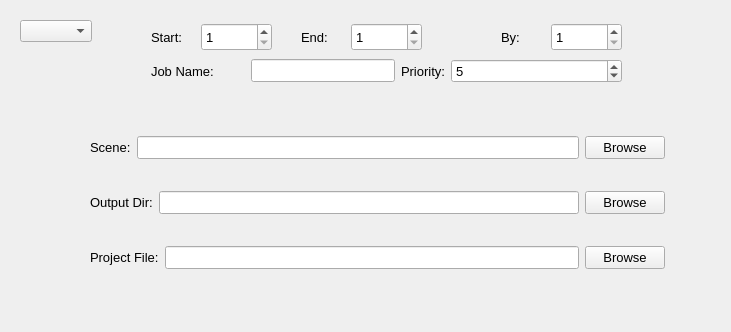
The window that QtDesigner/DropDowntest.ui (opalmer/pyfarm) describes before a commit, drawn with Qt 5.
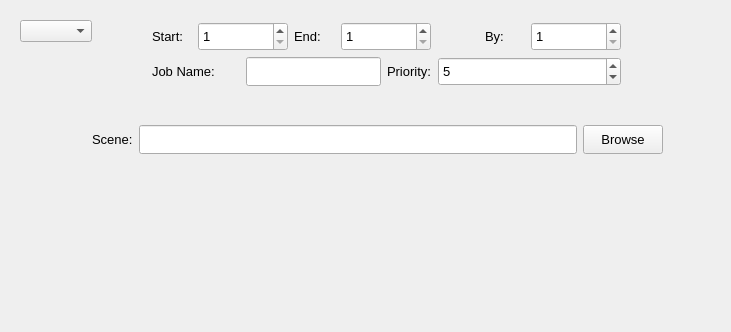
The same window after the commit. The open tabs and pages were chosen to show the change.

Commit message: Continued work on program discovery and gui

```diff
--- a/QtDesigner/DropDowntest.ui
+++ b/QtDesigner/DropDowntest.ui
@@ -224,20 +224,15 @@
     </widget>
    </widget>
    <widget class="QWidget" name="houdiniSettings" >
-    <widget class="QWidget" name="layoutWidget_2" >
-     <property name="geometry" >
-      <rect>
-       <x>50</x>
-       <y>40</y>
-       <width>575</width>
-       <height>186</height>
-      </rect>
-     </property>
-     <layout class="QVBoxLayout" name="verticalLayout_2" >
-      <item>
-       <layout class="QHBoxLayout" name="horizontalLayout_2" >
-        <item>
          <widget class="QLabel" name="sceneLabel_2" >
+     <property name="geometry" >
+      <rect>
+       <x>52</x>
+       <y>42</y>
+       <width>41</width>
+       <height>55</height>
+      </rect>
+     </property>
           <property name="font" >
            <font>
             <pointsize>10</pointsize>
@@ -249,9 +244,15 @@
            <string>Scene:</string>
           </property>
          </widget>
-        </item>
-        <item>
          <widget class="QLineEdit" name="houdiniFile" >
+     <property name="geometry" >
+      <rect>
+       <x>99</x>
+       <y>55</y>
+       <width>438</width>
+       <height>29</height>
+      </rect>
+     </property>
           <property name="font" >
            <font>
             <pointsize>10</pointsize>
@@ -266,9 +267,15 @@
            <string/>
           </property>
          </widget>
-        </item>
-        <item>
          <widget class="QPushButton" name="houdiniBrowseForScene" >
+     <property name="geometry" >
+      <rect>
+       <x>543</x>
+       <y>55</y>
+       <width>80</width>
+       <height>29</height>
+      </rect>
+     </property>
           <property name="font" >
            <font>
             <pointsize>10</pointsize>
@@ -282,100 +289,6 @@
           <property name="text" >
            <string>Browse</string>
           </property>
-         </widget>
-        </item>
-       </layout>
-      </item>
-      <item>
-       <layout class="QHBoxLayout" name="horizontalLayout_7" >
-        <item>
-         <widget class="QLabel" name="outDirLabel_2" >
-          <property name="font" >
-           <font>
-            <pointsize>10</pointsize>
-            <weight>50</weight>
-            <bold>false</bold>
-           </font>
-          </property>
-          <property name="text" >
-           <string>Output Dir:</string>
-          </property>
-         </widget>
-        </item>
-        <item>
-         <widget class="QLineEdit" name="mayaOutputDir_2" >
-          <property name="font" >
-           <font>
-            <pointsize>10</pointsize>
-            <weight>50</weight>
-            <bold>false</bold>
-           </font>
-          </property>
-         </widget>
-        </item>
-        <item>
-         <widget class="QPushButton" name="mayaBrowseForOutputDir_2" >
-          <property name="font" >
-           <font>
-            <pointsize>10</pointsize>
-            <weight>50</weight>
-            <bold>false</bold>
-           </font>
-          </property>
-          <property name="text" >
-           <string>Browse</string>
-          </property>
-         </widget>
-        </item>
-       </layout>
-      </item>
-      <item>
-       <layout class="QHBoxLayout" name="horizontalLayout_9" >
-        <item>
-         <widget class="QLabel" name="projectFileLabel_2" >
-          <property name="font" >
-           <font>
-            <pointsize>10</pointsize>
-            <weight>50</weight>
-            <bold>false</bold>
-           </font>
-          </property>
-          <property name="text" >
-           <string>Project File:</string>
-          </property>
-         </widget>
-        </item>
-        <item>
-         <widget class="QLineEdit" name="mayaProjectFile_2" >
-          <property name="font" >
-           <font>
-            <pointsize>10</pointsize>
-            <weight>50</weight>
-            <bold>false</bold>
-           </font>
-          </property>
-         </widget>
-        </item>
-        <item>
-         <widget class="QPushButton" name="mayaBrowseForProject_2" >
-          <property name="font" >
-           <font>
-            <pointsize>10</pointsize>
-            <weight>50</weight>
-            <bold>false</bold>
-           </font>
-          </property>
-          <property name="text" >
-           <string>Browse</string>
-          </property>
-         </widget>
-        </item>
-       </layout>
-      </item>
-      <item>
-       <layout class="QHBoxLayout" name="horizontalLayout_5" />
-      </item>
-     </layout>
     </widget>
    </widget>
    <widget class="QWidget" name="shakeSettings" >
@@ -397,20 +310,38 @@
       <string>SHAKE</string>
      </property>
     </widget>
-   </widget>
-  </widget>
-  <widget class="QWidget" name="layoutWidget" >
+    <widget class="QPushButton" name="shakeBrowseForScript" >
+     <property name="geometry" >
+      <rect>
+       <x>530</x>
+       <y>100</y>
+       <width>80</width>
+       <height>29</height>
+      </rect>
+     </property>
+     <property name="font" >
+      <font>
+       <pointsize>10</pointsize>
+       <weight>50</weight>
+       <bold>false</bold>
+      </font>
+     </property>
+     <property name="statusTip" >
+      <string>Browse for scene to render</string>
+     </property>
+     <property name="text" >
+      <string>Browse</string>
+     </property>
+    </widget>
+    <widget class="QLabel" name="sceneLabel_3" >
    <property name="geometry" >
     <rect>
-     <x>151</x>
-     <y>21</y>
-     <width>471</width>
-     <height>66</height>
-    </rect>
-   </property>
-   <layout class="QGridLayout" name="gridLayout" >
-    <item row="0" column="0" >
-     <widget class="QLabel" name="startFrameLabel" >
+       <x>40</x>
+       <y>87</y>
+       <width>41</width>
+       <height>55</height>
+      </rect>
+     </property>
       <property name="font" >
        <font>
         <pointsize>10</pointsize>
@@ -419,12 +350,61 @@
        </font>
       </property>
       <property name="text" >
-       <string>Start:</string>
-      </property>
-     </widget>
-    </item>
-    <item row="0" column="1" colspan="2" >
+      <string>Script:</string>
+     </property>
+    </widget>
+   </widget>
+  </widget>
+  <widget class="QSpinBox" name="endFrame" >
+   <property name="geometry" >
+    <rect>
+     <x>341</x>
+     <y>22</y>
+     <width>90</width>
+     <height>29</height>
+    </rect>
+   </property>
+   <property name="sizePolicy" >
+    <sizepolicy vsizetype="Fixed" hsizetype="Fixed" >
+     <horstretch>0</horstretch>
+     <verstretch>0</verstretch>
+    </sizepolicy>
+   </property>
+   <property name="minimumSize" >
+    <size>
+     <width>71</width>
+     <height>28</height>
+    </size>
+   </property>
+   <property name="font" >
+    <font>
+     <pointsize>10</pointsize>
+     <weight>50</weight>
+     <bold>false</bold>
+    </font>
+   </property>
+   <property name="statusTip" >
+    <string>Set end frame of job</string>
+   </property>
+   <property name="correctionMode" >
+    <enum>QAbstractSpinBox::CorrectToNearestValue</enum>
+   </property>
+   <property name="minimum" >
+    <number>1</number>
+   </property>
+   <property name="maximum" >
+    <number>999999999</number>
+   </property>
+  </widget>
      <widget class="QSpinBox" name="startFrame" >
+   <property name="geometry" >
+    <rect>
+     <x>198</x>
+     <y>22</y>
+     <width>90</width>
+     <height>29</height>
+    </rect>
+   </property>
       <property name="sizePolicy" >
        <sizepolicy vsizetype="Fixed" hsizetype="Fixed" >
         <horstretch>0</horstretch>
@@ -463,9 +443,35 @@
        <number>1</number>
       </property>
      </widget>
-    </item>
-    <item row="0" column="3" >
+  <widget class="QLabel" name="startFrameLabel" >
+   <property name="geometry" >
+    <rect>
+     <x>152</x>
+     <y>22</y>
+     <width>40</width>
+     <height>29</height>
+    </rect>
+   </property>
+   <property name="font" >
+    <font>
+     <pointsize>10</pointsize>
+     <weight>50</weight>
+     <bold>false</bold>
+    </font>
+   </property>
+   <property name="text" >
+    <string>Start:</string>
+   </property>
+  </widget>
      <widget class="QLabel" name="endFrameLabel" >
+   <property name="geometry" >
+    <rect>
+     <x>294</x>
+     <y>22</y>
+     <width>41</width>
+     <height>29</height>
+    </rect>
+   </property>
       <property name="font" >
        <font>
         <pointsize>10</pointsize>
@@ -477,20 +483,14 @@
        <string>End:</string>
       </property>
      </widget>
-    </item>
-    <item row="0" column="4" colspan="3" >
-     <widget class="QSpinBox" name="endFrame" >
-      <property name="sizePolicy" >
-       <sizepolicy vsizetype="Fixed" hsizetype="Fixed" >
-        <horstretch>0</horstretch>
-        <verstretch>0</verstretch>
-       </sizepolicy>
-      </property>
-      <property name="minimumSize" >
-       <size>
-        <width>71</width>
-        <height>28</height>
-       </size>
+  <widget class="QLabel" name="jobNameLabel" >
+   <property name="geometry" >
+    <rect>
+     <x>152</x>
+     <y>57</y>
+     <width>88</width>
+     <height>29</height>
+    </rect>
       </property>
       <property name="font" >
        <font>
@@ -499,22 +499,19 @@
         <bold>false</bold>
        </font>
       </property>
-      <property name="statusTip" >
-       <string>Set end frame of job</string>
-      </property>
-      <property name="correctionMode" >
-       <enum>QAbstractSpinBox::CorrectToNearestValue</enum>
-      </property>
-      <property name="minimum" >
-       <number>1</number>
-      </property>
-      <property name="maximum" >
-       <number>999999999</number>
-      </property>
-     </widget>
-    </item>
-    <item row="0" column="7" >
+   <property name="text" >
+    <string>Job Name:</string>
+   </property>
+  </widget>
      <widget class="QLabel" name="byFrameLabel" >
+   <property name="geometry" >
+    <rect>
+     <x>485</x>
+     <y>22</y>
+     <width>40</width>
+     <height>29</height>
+    </rect>
+   </property>
       <property name="font" >
        <font>
         <pointsize>10</pointsize>
@@ -526,9 +523,15 @@
        <string>By:</string>
       </property>
      </widget>
-    </item>
-    <item row="0" column="8" >
      <widget class="QSpinBox" name="byFrame" >
+   <property name="geometry" >
+    <rect>
+     <x>531</x>
+     <y>22</y>
+     <width>90</width>
+     <height>29</height>
+    </rect>
+   </property>
       <property name="sizePolicy" >
        <sizepolicy vsizetype="Fixed" hsizetype="Fixed" >
         <horstretch>0</horstretch>
@@ -561,23 +564,15 @@
        <number>999999999</number>
       </property>
      </widget>
-    </item>
-    <item row="1" column="0" colspan="2" >
-     <widget class="QLabel" name="jobNameLabel" >
-      <property name="font" >
-       <font>
-        <pointsize>10</pointsize>
-        <weight>50</weight>
-        <bold>false</bold>
-       </font>
-      </property>
-      <property name="text" >
-       <string>Job Name:</string>
-      </property>
-     </widget>
-    </item>
-    <item row="1" column="2" colspan="3" >
      <widget class="QLineEdit" name="jobName" >
+   <property name="geometry" >
+    <rect>
+     <x>246</x>
+     <y>57</y>
+     <width>135</width>
+     <height>29</height>
+    </rect>
+   </property>
       <property name="font" >
        <font>
         <pointsize>10</pointsize>
@@ -589,9 +584,15 @@
        <string>Set the name of the current job</string>
       </property>
      </widget>
-    </item>
-    <item row="1" column="5" >
      <widget class="QLabel" name="priorityLabel" >
+   <property name="geometry" >
+    <rect>
+     <x>387</x>
+     <y>57</y>
+     <width>45</width>
+     <height>29</height>
+    </rect>
+   </property>
       <property name="font" >
        <font>
         <pointsize>10</pointsize>
@@ -603,9 +604,15 @@
        <string>Priority:</string>
       </property>
      </widget>
-    </item>
-    <item row="1" column="6" colspan="3" >
      <widget class="QSpinBox" name="jobPriority" >
+   <property name="geometry" >
+    <rect>
+     <x>438</x>
+     <y>57</y>
+     <width>183</width>
+     <height>29</height>
+    </rect>
+   </property>
       <property name="font" >
        <font>
         <pointsize>10</pointsize>
@@ -625,9 +632,6 @@
       <property name="value" >
        <number>5</number>
       </property>
-     </widget>
-    </item>
-   </layout>
   </widget>
  </widget>
  <resources/>
```
Left out of the diff: 21 changed lines with no effect on the pictures. Lines whose indentation alone changed are shown as unchanged. The commit also changes 7 other files.
